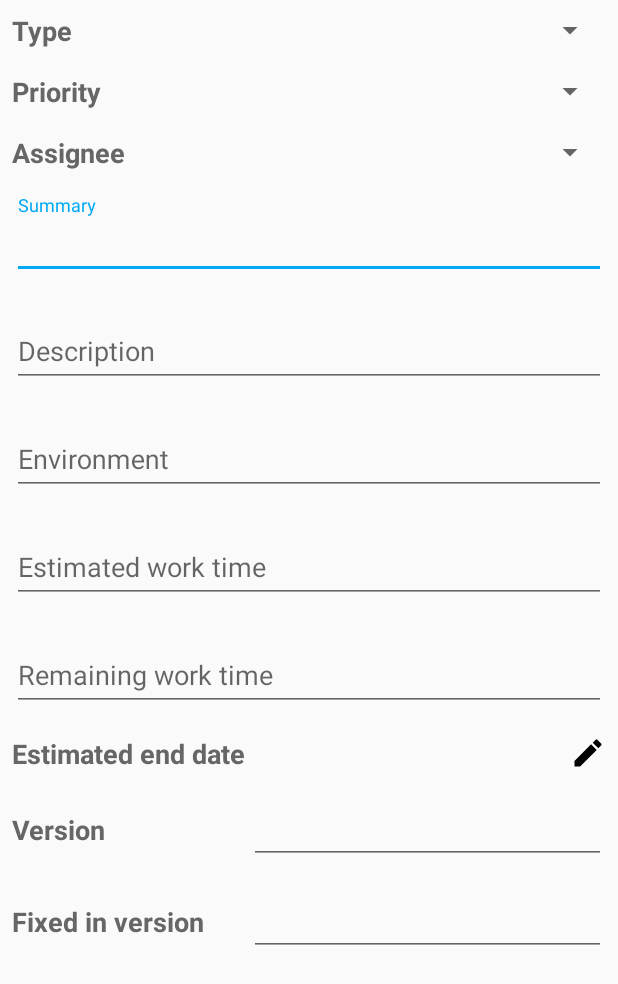
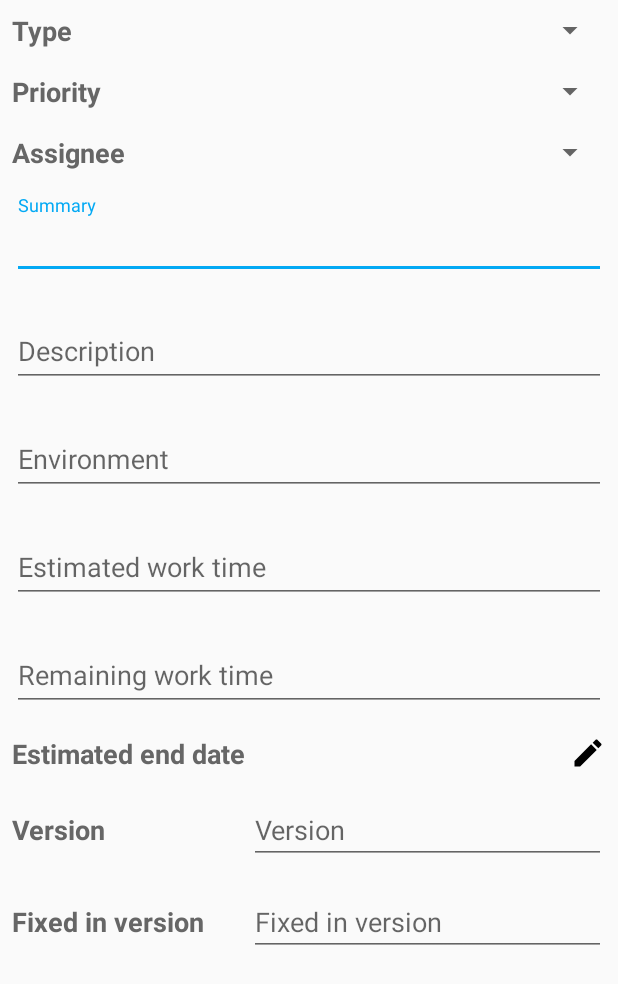
Before and after one commit to Noiseapps/itassistant, an Android app: the layout layout_new_issue_form.xml on its own in the app's theme, with its tools: preview values and no code run, on a phone screen of 412 x 824 dp. Shown: the top 984 px of the screen. Run offline under Robolectric (Android 15) with nearby library versions, the light colour scheme and no system bars.

Commit message:
new issue version fixversion dialog

```diff
--- a/app/src/main/java/com/noiseapps/itassistant/fragment/accounts/AccountsListFragment.java
+++ b/app/src/main/java/com/noiseapps/itassistant/fragment/accounts/AccountsListFragment.java
@@ -103,13 +103,9 @@ public class AccountsListFragment extends Fragment {
         recyclerViewSwipeManager = new RecyclerViewSwipeManager();
         wrappedAdapter = recyclerViewSwipeManager.createWrappedAdapter(listAdapter);
 
-//        final GeneralItemAnimator animator = new SwipeDismissItemAnimator();
-//        animator.setSupportsChangeAnimations(false);
-
         recyclerView.setLayoutManager(new LinearLayoutManager(getContext(), LinearLayoutManager.VERTICAL, false));
         recyclerView.addItemDecoration(new DividerItemDecoration(getActivity(), DividerItemDecoration.VERTICAL_LIST));
         recyclerView.setAdapter(wrappedAdapter);
-//        recyclerView.setItemAnimator(animator);
         recyclerViewTouchActionGuardManager.attachRecyclerView(recyclerView);
         recyclerViewSwipeManager.attachRecyclerView(recyclerView);
     }
--- a/app/src/main/res/layout/layout_new_issue_form.xml
+++ b/app/src/main/res/layout/layout_new_issue_form.xml
@@ -230,11 +230,13 @@
                 android:text="@string/issueVersion"
                 android:textAppearance="?android:attr/textAppearanceMedium"/>
 
-            <!-- todo change to mutliautocomplete textview-->
-            <MultiAutoCompleteTextView
+            <EditText
                 android:id="@+id/versionSpinner"
                 android:layout_width="0dp"
                 android:layout_weight="3"
+                android:inputType="none"
+                android:focusable="false"
+                android:hint="@string/issueVersion"
                 android:layout_height="match_parent"
                 android:layout_gravity="center_vertical"/>
         </LinearLayout>
@@ -256,61 +258,12 @@
                 android:text="@string/fixedInVersion"
                 android:textAppearance="?android:attr/textAppearanceMedium"/>
 
-
-            <!-- todo change to mutliautocomplete textview-->
-            <MultiAutoCompleteTextView
+            <EditText
                 android:id="@+id/fixedInVersionSpinner"
                 android:layout_width="0dp"
-                android:layout_weight="3"
-                android:layout_height="match_parent"
-                android:layout_gravity="center_vertical"/>
-        </LinearLayout>
-
-        <LinearLayout
-            android:layout_width="match_parent"
-            android:weightSum="5"
-            android:visibility="gone"
-            android:layout_height="wrap_content"
-            android:layout_gravity="center_horizontal"
-            android:layout_margin="8dp">
-
-            <TextView
-                style="@style/AppTheme.LabelTheme"
-                android:layout_width="0dp"
-                android:layout_weight="2"
-                android:layout_height="match_parent"
-                android:gravity="center_vertical"
-                android:text="@string/issueEpicLink"
-                android:textAppearance="?android:attr/textAppearanceMedium"/>
-
-            <Spinner
-                android:id="@+id/epicLinkSpinner"
-                android:layout_width="0dp"
-                android:layout_weight="3"
-                android:layout_height="match_parent"
-                android:layout_gravity="center_vertical"/>
-        </LinearLayout>
-
-        <LinearLayout
-            android:layout_width="match_parent"
-            android:weightSum="5"
-            android:visibility="gone"
-            android:layout_height="wrap_content"
-            android:layout_gravity="center_horizontal"
-            android:layout_margin="8dp">
-
-            <TextView
-                style="@style/AppTheme.LabelTheme"
-                android:layout_width="0dp"
-                android:layout_weight="2"
-                android:layout_height="match_parent"
-                android:gravity="center_vertical"
-                android:text="@string/issueSprint"
-                android:textAppearance="?android:attr/textAppearanceMedium"/>
-
-            <Spinner
-                android:id="@+id/sprintSpinner"
-                android:layout_width="0dp"
+                android:hint="@string/fixedInVersion"
+                android:inputType="none"
+                android:focusable="false"
                 android:layout_weight="3"
                 android:layout_height="match_parent"
                 android:layout_gravity="center_vertical"/>
```
Also changed, not shown: app/src/main/java/com/noiseapps/itassistant/fragment/NewIssueFragment.java (+73 -21 lines), app/src/main/java/com/noiseapps/itassistant/model/jira/projects/createissue/CreateIssueModel.java (+13 -0 lines).
